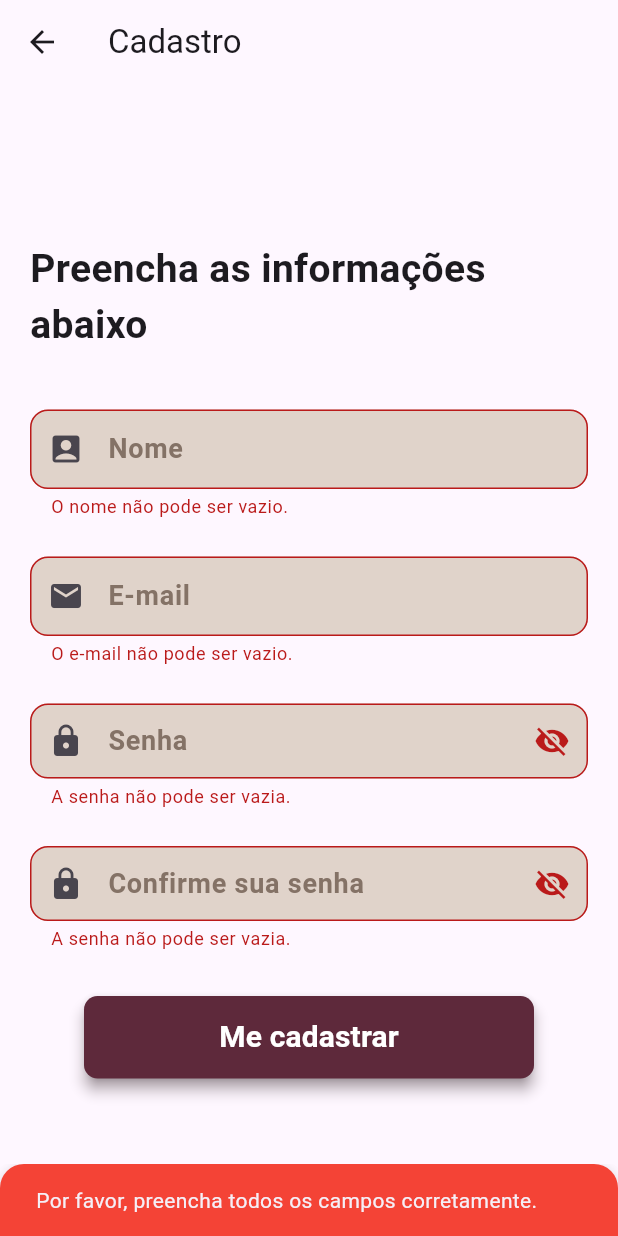
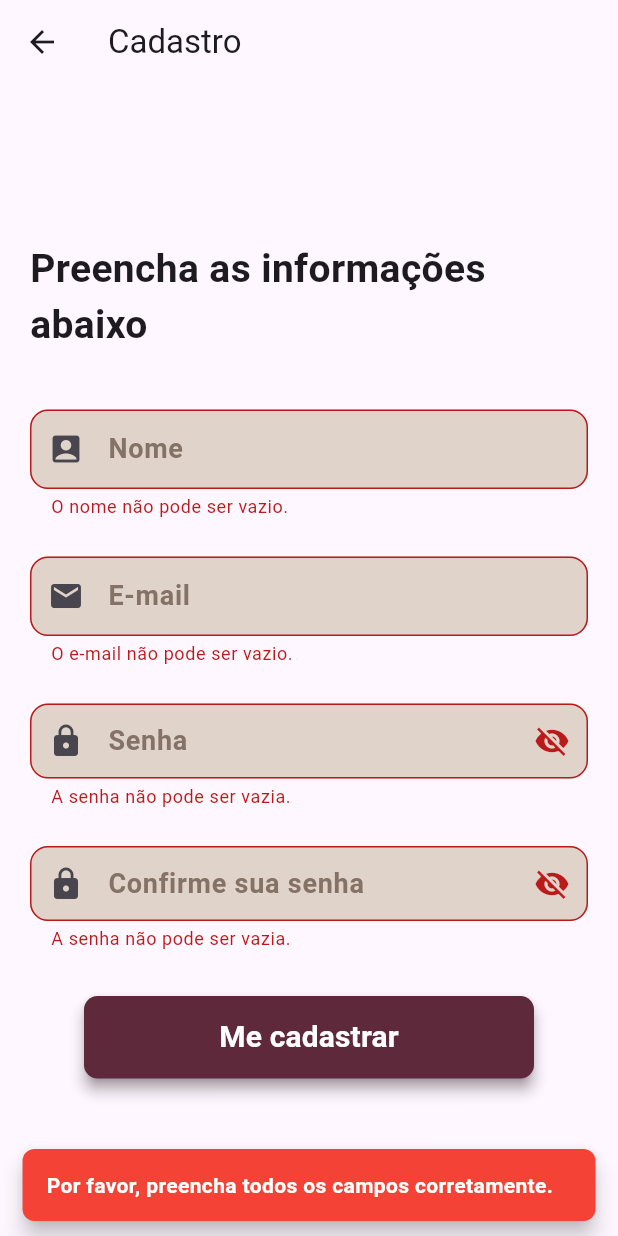
Before and after one commit to waFerreiraa/Software-Juridico, a Flutter app: the CadastroPage screen opened directly, after a tap on "Me cadastrar", on a phone screen of 412 x 824 dp. Run offline on Flutter 3.47's test engine with Material 3 defaults, Android fonts, the phone set to English and light mode, and no system bars; our stand-ins replace firebase_auth, firebase_core; accounts and stored records are empty.

Commit message:
atualizado com senhas e notificacoes

```diff
--- a/lib/models/cadastro_model.dart
+++ b/lib/models/cadastro_model.dart
@@ -28,7 +28,7 @@ class AutenticacaoServicos {
       if (e.code == "email-already-in-use") {
         return ("O usuário já está cadastrado");
       }
-      return "Erro desconhecido";
+      return "Usuario já cadastrado";
     }
   }
 
--- a/lib/models/meu_snakbar.dart
+++ b/lib/models/meu_snakbar.dart
@@ -1,14 +1,20 @@
-import "package:flutter/material.dart";
+import 'package:flutter/material.dart';
 
-mostrarSnackBar({
+void mostrarSnackBar({
   required BuildContext context,
   required String texto,
-  bool isErro = true,
+  Color backgroundColor = Colors.red, // padrão vermelho (caso de erro)
 }) {
-  SnackBar snackBar = SnackBar(content: Text(texto),
-  backgroundColor: (isErro)? Colors.red: Colors.green,
-  shape: RoundedRectangleBorder(borderRadius: BorderRadius.vertical(top: Radius.circular(16))),);
+  final snackBar = SnackBar(
+    content: Text(
+      texto,
+      style: const TextStyle(color: Colors.white, fontWeight: FontWeight.bold),
+    ),
+    backgroundColor: backgroundColor,
+    behavior: SnackBarBehavior.floating,
+    duration: const Duration(seconds: 3),
+    shape: RoundedRectangleBorder(borderRadius: BorderRadius.circular(8)),
+  );
 
   ScaffoldMessenger.of(context).showSnackBar(snackBar);
-
 }
--- a/lib/navegacao/cadastro.dart
+++ b/lib/navegacao/cadastro.dart
@@ -4,7 +4,7 @@ import 'package:jurisolutions/models/cadastro_model.dart';
 import 'package:jurisolutions/models/meu_snakbar.dart';
 import 'package:flutter/material.dart';
 import 'package:flutter/foundation.dart' show kIsWeb;
-import 'package:jurisolutions/models/verSenha.dart';
+import 'package:jurisolutions/models/versenha.dart';
 import 'package:jurisolutions/navegacao/login.dart';
 
 // ignore: unused_element
@@ -112,7 +112,7 @@ class _CadastroPageState extends State<CadastroPage> {
               if (value!.length < 5) return "O nome é muito curto";
               return null;
             },
-            style: const TextStyle(fontSize: 18),
+            style: const TextStyle(fontSize: 18, fontWeight: FontWeight.w600),
             decoration: meuInputDecoration("Nome", Icons.account_box),
           ),
           const SizedBox(height: 25),
@@ -124,7 +124,7 @@ class _CadastroPageState extends State<CadastroPage> {
               if (!value!.contains("@")) return "E-mail inválido";
               return null;
             },
-            style: const TextStyle(fontSize: 18),
+            style: const TextStyle(fontSize: 18, fontWeight: FontWeight.w600),
             decoration: meuInputDecoration("E-mail", Icons.email),
           ),
           const SizedBox(height: 25),
@@ -182,7 +182,7 @@ class _CadastroPageState extends State<CadastroPage> {
                       width: 24,
                       height: 24,
                       child: CircularProgressIndicator(
-                        color: Colors.white,
+                        color: Color.fromARGB(255, 173, 98, 123),
                         strokeWidth: 2.8,
                       ),
                     )
@@ -194,6 +194,7 @@ class _CadastroPageState extends State<CadastroPage> {
                         color: Colors.white,
                       ),
                     ),
+
           ),
         ],
       ),
@@ -221,13 +222,20 @@ class _CadastroPageState extends State<CadastroPage> {
       if (erro != null) {
         mostrarSnackBar(context: context, texto: erro);
       } else {
-        mostrarSnackBar(context: context, texto: "Cadastro feito com sucesso!");
+        mostrarSnackBar(
+          context: context,
+          texto: "Cadastro feito com sucesso!",
+          backgroundColor: Colors.green,
+        );
         _formKey.currentState!.reset();
         _nomeController.clear();
         _emailController.clear();
         _senhaController.clear();
         _confirmarSenhaController.clear();
-        Navigator.push(context, MaterialPageRoute(builder: (context) => const LoginPage()));
+        Navigator.push(
+          context,
+          MaterialPageRoute(builder: (context) => const LoginPage()),
+        );
       }
     } else {
       mostrarSnackBar(
--- a/lib/navegacao/login.dart
+++ b/lib/navegacao/login.dart
@@ -2,7 +2,7 @@
 
 import 'package:jurisolutions/models/cadastro_model.dart';
 import 'package:jurisolutions/models/meu_snakbar.dart';
-import 'package:jurisolutions/models/verSenha.dart';
+import 'package:jurisolutions/models/versenha.dart';
 import 'package:jurisolutions/navegacao/home.dart';
 import 'package:flutter/material.dart';
 import 'package:flutter/foundation.dart' show kIsWeb;
```
Also changed, not shown: lib/firebase_options.dart (added), 2 other files.
